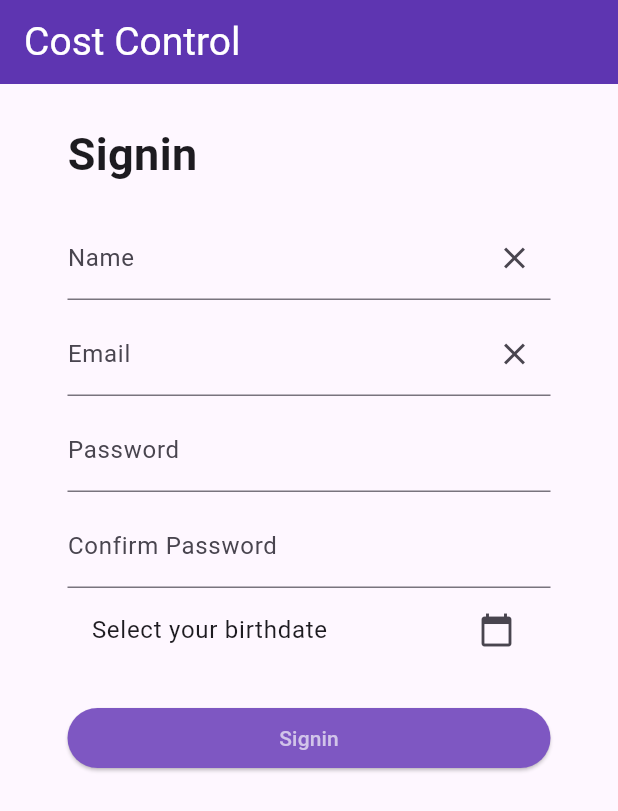
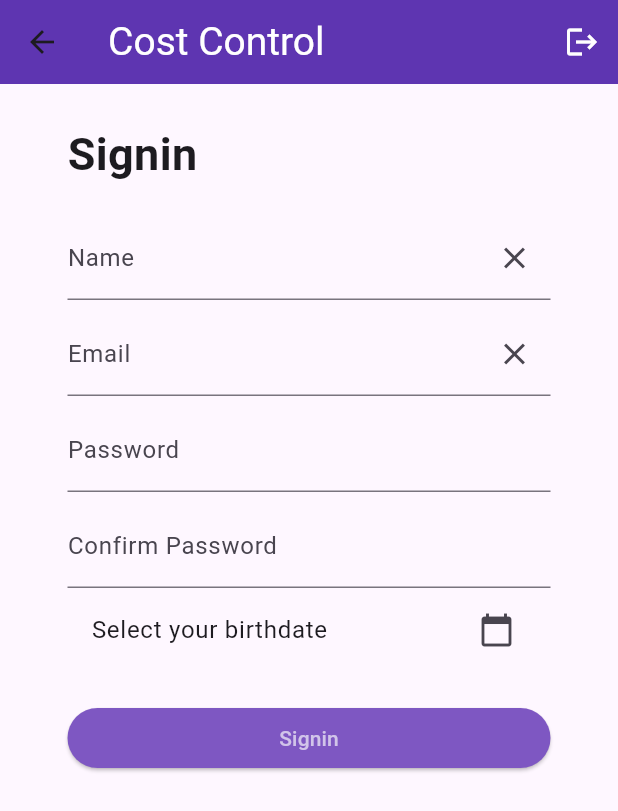
Before and after one commit to luizantonio26/costcontrol-mobile, a Flutter app: the screen it shows after launch, after a tap on "Login", after a tap on "Cadastrar", on a phone screen of 412 x 824 dp. Shown: the top 811 px of the screen. Run offline on Flutter 3.47's test engine with Material 3 defaults, Android fonts, the phone set to English and light mode, and no system bars; our stand-ins replace dio, flutter_secure_storage; network calls fail.

Commit message:
feat: createda custom appbar

```diff
--- a/lib/pages/home.dart
+++ b/lib/pages/home.dart
@@ -4,6 +4,7 @@ import 'package:mobile/pages/login.dart';
 import 'package:mobile/pages/profile.dart';
 import 'package:mobile/pages/recipes.dart';
 import 'package:mobile/services/auth.dart';
+import 'package:mobile/widgets/app_bar.dart';
 
 class HomePage extends StatefulWidget {
   const HomePage({super.key});
@@ -39,21 +40,7 @@ class _HomePageState extends State<HomePage> {
   @override
   Widget build(BuildContext context) {
     return Scaffold(
-      appBar: AppBar(
-        title: const Text(
-          "Cost Control",
-          style: TextStyle(color: Colors.white, fontSize: 26),
-        ),
-        backgroundColor: Colors.deepPurple[600],
-        actions: <Widget>[
-          IconButton(
-              onPressed: _logout,
-              icon: Icon(
-                Icons.logout,
-                color: Colors.white,
-              ))
-        ],
-      ),
+      appBar: CustomAppBar(isLogin: false),
       bottomNavigationBar: BottomNavigationBar(
         backgroundColor: Colors.deepPurple[600],
         elevation: 0,
--- a/lib/pages/login.dart
+++ b/lib/pages/login.dart
@@ -3,6 +3,7 @@ import 'package:mobile/pages/home.dart';
 import 'package:mobile/pages/otpCodePage.dart';
 import 'package:mobile/pages/signin.dart';
 import 'package:mobile/services/auth.dart';
+import 'package:mobile/widgets/app_bar.dart';
 
 class LoginPage extends StatefulWidget {
   const LoginPage({super.key});
@@ -74,13 +75,14 @@ class _LoginPageState extends State<LoginPage> {
   @override
   Widget build(BuildContext context) {
     return Scaffold(
-      appBar: AppBar(
-        title: const Text(
-          "Cost Control",
-          style: TextStyle(color: Colors.white, fontSize: 26),
-        ),
-        backgroundColor: Colors.deepPurple[600],
-      ),
+      // appBar: AppBar(
+      //   title: const Text(
+      //     "Cost Control",
+      //     style: TextStyle(color: Colors.white, fontSize: 26),
+      //   ),
+      //   backgroundColor: Colors.deepPurple[600],
+      // ),
+      appBar: CustomAppBar(isLogin: true),
       body: Center(
         child: Padding(
           padding: EdgeInsets.all(25),
--- a/lib/pages/signin.dart
+++ b/lib/pages/signin.dart
@@ -1,7 +1,8 @@
 import 'package:flutter/material.dart';
 import 'package:intl/intl.dart';
 import 'package:mobile/pages/home.dart';
-import 'package:mobile/services/auth.dart'; // For formatting dates
+import 'package:mobile/services/auth.dart';
+import 'package:mobile/widgets/app_bar.dart'; // For formatting dates
 
 class SigninPage extends StatefulWidget {
   const SigninPage({super.key});
@@ -130,17 +131,7 @@ class _SigninPageState extends State<SigninPage> {
   @override
   Widget build(BuildContext context) {
     return Scaffold(
-      appBar: AppBar(
-        title: const Text(
-          "Cost Control",
-          style: TextStyle(color: Colors.white, fontSize: 26),
-        ),
-        backgroundColor: Colors.deepPurple[600],
-        automaticallyImplyLeading: false,
-        iconTheme: IconThemeData(
-          color: Colors.white, // Cor do botão de voltar
-        ),
-      ),
+      appBar: CustomAppBar(isLogin: false),
       body: Center(
         child: Padding(
           padding: EdgeInsets.all(25),
--- /dev/null
+++ b/lib/widgets/app_bar.dart
@@ -0,0 +1,49 @@
+import 'package:flutter/material.dart';
+import 'package:mobile/pages/login.dart';
+import 'package:mobile/services/auth.dart';
+
+class CustomAppBar extends StatefulWidget implements PreferredSizeWidget {
+  late bool isLogin;
+  CustomAppBar({super.key, required this.isLogin});
+  @override
+  State<CustomAppBar> createState() => _CustomAppBarState();
+
+  //@override
+  // TODO: implement preferredSize
+
+  @override
+  Size get preferredSize => const Size.fromHeight(kToolbarHeight);
+}
+
+class _CustomAppBarState extends State<CustomAppBar> {
+  @override
+  Size get preferredSize => const Size.fromHeight(kToolbarHeight);
+  final AuthService _authService = AuthService();
+
+  Future<void> _logout() async {
+    await _authService.logout();
+    Navigator.of(context)
+        .pushReplacement(MaterialPageRoute(builder: (_) => const LoginPage()));
+  }
+
+  @override
+  Widget build(BuildContext context) {
+    return AppBar(
+      title: const Text(
+        "Cost Control",
+        style: TextStyle(color: Colors.white, fontSize: 26),
+      ),
+      backgroundColor: Colors.deepPurple[600],
+      actions: widget.isLogin
+          ? null
+          : <Widget>[
+              IconButton(
+                  onPressed: _logout,
+                  icon: Icon(
+                    Icons.logout,
+                    color: Colors.white,
+                  ))
+            ],
+    );
+  }
+}
--- a/pubspec.yaml
+++ b/pubspec.yaml
@@ -39,6 +39,7 @@ dependencies:
   http: ^1.2.1
   dio: ^5.4.3+1
   intl: ^0.19.0
+  image_picker: ^1.1.2
 
 dev_dependencies:
   flutter_test:
```
Also changed, not shown: pubspec.lock.
